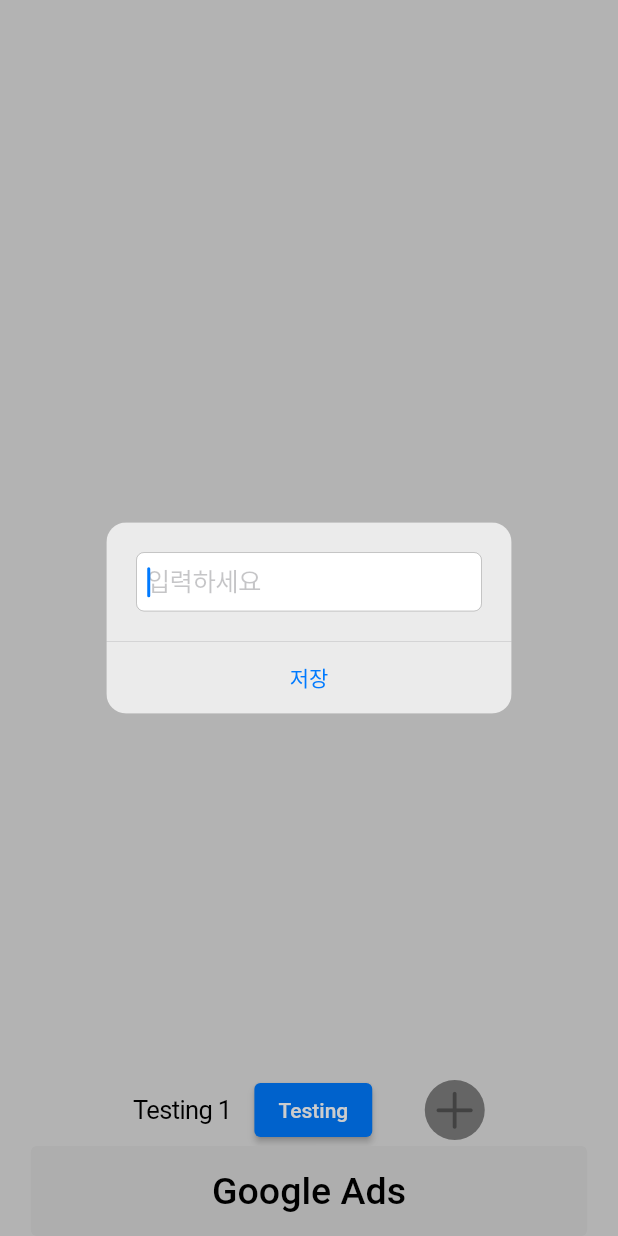
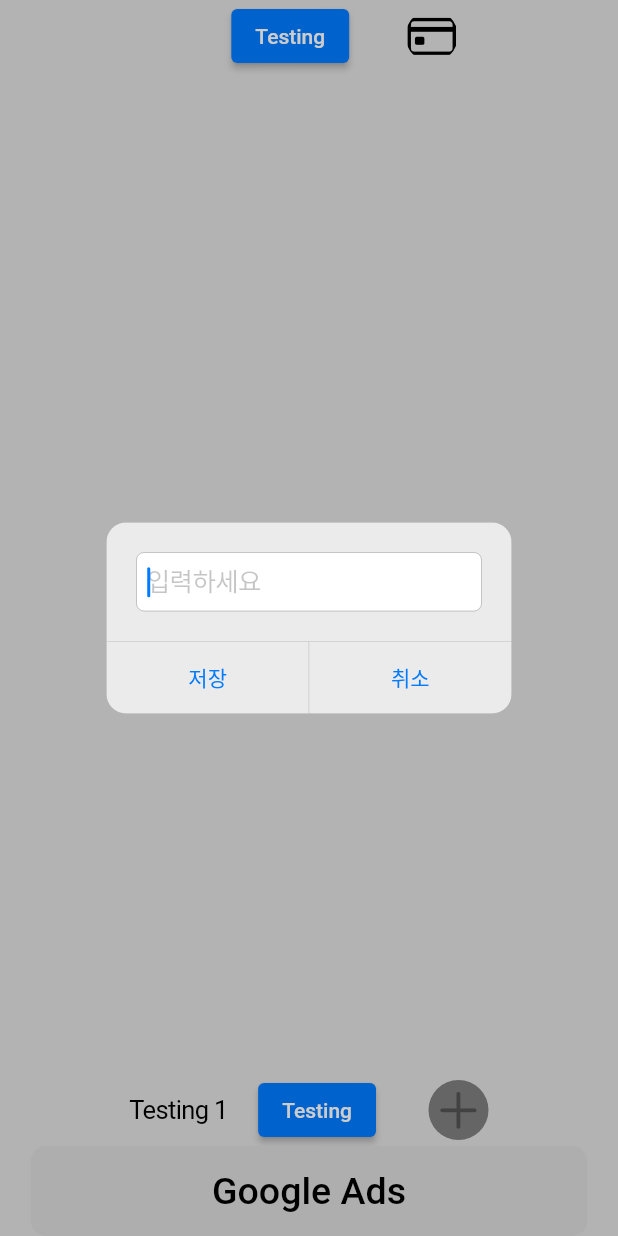
Before and after one commit to GeonwooVincentKim/daily_expanditure_0131, a Flutter app: the screen it shows after launch, after a tap on an icon or button, on a phone screen of 412 x 824 dp. Run offline on Flutter 3.47's test engine with Material 2 defaults, Android fonts, the phone set to English and light mode, and no system bars; our stand-ins replace flutter_slidable.

Commit message:
[Feature] - Implementing top bar

```diff
--- a/lib/screens/home.dart
+++ b/lib/screens/home.dart
@@ -1,7 +1,9 @@
 import 'package:daily_expanditure_0131/shared/style.dart';
-import 'package:daily_expanditure_0131/widgets/custom_alert_dialog_box.dart';
+import 'package:daily_expanditure_0131/widgets/custom/column_row/custom_row.dart';
+import 'package:daily_expanditure_0131/widgets/custom/custom_alert_dialog_box.dart';
+import 'package:daily_expanditure_0131/widgets/custom/custom_circle_avatar.dart';
+import 'package:daily_expanditure_0131/widgets/custom/custom_elevated_button.dart';
 import 'package:daily_expanditure_0131/widgets/daily_expanditure_tile.dart';
-import 'package:daily_expanditure_0131/widgets/my_floating_action_button.dart';
 import 'package:flutter/cupertino.dart';
 import 'package:flutter/material.dart';
 
@@ -19,6 +21,107 @@ class _HomePageState extends State<HomePage> {
 
   int sum = 0;
 
+
+  @override
+  Widget build(BuildContext context) {
+    return CupertinoPageScaffold(
+      backgroundColor: Colors.grey[300],
+      child: Column(
+        children: [
+          _widgetTargetAmount(),
+
+          Expanded(
+            child: ListView.builder(
+              shrinkWrap: true,
+              itemCount: moneyList.length,
+              itemBuilder: (context, index) {
+                return DailyExpanditureTile(
+                  elementName: moneyList[index][0],
+                  elementIncluded: moneyList[index][1],
+                  settingsTapped: (context) => openExpandSettings(index),
+                  deleteTapped: (context) => deleteExpand(index),
+                );
+              },
+            ),
+          ),
+          Expanded(
+            child: Align(
+              alignment: Alignment.bottomCenter,
+              child: Column(
+                mainAxisAlignment: MainAxisAlignment.end,
+                children: [
+                  _widgetDailyOutlays(),
+                  CustomElevatedButton(getValue: "Google Ads", customFixedSize: Size(MediaQuery.of(context).size.width * 0.9, 60))
+                  // _widgetGoogleAds(context)
+                ],
+              ),
+            ),
+          )
+        ],
+      ),
+    );
+  }
+
+  CustomRow _widgetTargetAmount() {
+    return CustomRow(
+      children: [
+        const SizedBox(width: 50),
+
+        ElevatedButton(
+          onPressed: () => false,
+          child: const Text("Testing"),
+        ),
+
+        const SizedBox(width:35),
+        GestureDetector(
+          onTap: () {
+            createNewExpanditure();
+          },
+          child: const CustomCircleAvatar(backgroundColor: transparentColor, icon: CupertinoIcons.creditcard, iconColor: buttonTextColor, size: 35),
+        )
+      ],
+    );
+  }
+
+  CustomElevatedButton _widgetGoogleAds(BuildContext context) {
+    // return ElevatedButton(
+    //   style: ElevatedButton.styleFrom(
+    //     elevation: 0,
+    //     fixedSize: Size(MediaQuery.of(context).size.width * 0.9, 60),
+    //     backgroundColor: buttonColor,
+    //     shadowColor: transparentColor,
+    //   ).copyWith(
+    //     overlayColor: MaterialStateProperty.resolveWith((states) => states.contains(MaterialState.pressed) ? null : buttonColor),
+    //     elevation: const MaterialStatePropertyAll(0),
+    //   ),
+    //   child: const Text("Google Ads", style: TextStyle(color: buttonTextColor, fontSize: 25),),
+    //   onPressed: () => false
+    // );
+    return CustomElevatedButton(getValue: "Google Ads", customFixedSize: Size(MediaQuery.of(context).size.width * 0.9, 60));
+  }
+
+  CustomRow _widgetDailyOutlays() {
+    return CustomRow(
+      children: [
+        const Text("Testing 1"),
+        const SizedBox(width: 20),
+
+        ElevatedButton(
+          onPressed: () => false,
+          child: const Text("Testing"),
+        ),
+
+        const SizedBox(width: 35),
+        GestureDetector(
+          onTap: () {
+            createNewExpanditure();
+          },
+          child: const CustomCircleAvatar(backgroundColor: swipeIconColor, icon: CupertinoIcons.plus, iconColor: plusIconColor, size: 35)
+        )
+      ],
+    );
+  }
+
   void createNewExpanditure() {
     showCupertinoDialog(
       context: context,
@@ -31,118 +134,10 @@ class _HomePageState extends State<HomePage> {
         );
       }
     );
-    // showDialog(
-    //   context: context,
-    //   builder: (BuildContext context) {
-    //     return CustomAlertDialogBox(
-    //       controller: _newMoneyElementController,
-    //       hintText: "입력하세요",
-    //       onSave: saveNewExpand,
-    //       onCancel: cancelDialogBox,
-    //     );
-    //   }
-    // );
-  }
-
-  @override
-  Widget build(BuildContext context) {
-    return CupertinoPageScaffold(
-      backgroundColor: Colors.grey[300],
-      child: Column(
-        children: [
-          ListView.builder(
-            shrinkWrap: true,
-            physics: const NeverScrollableScrollPhysics(),
-            itemCount: moneyList.length,
-            itemBuilder: (context, index) {
-              return DailyExpanditureTile(
-                elementName: moneyList[index][0],
-                elementIncluded: moneyList[index][1],
-                settingsTapped: (context) => openExpandSettings(index),
-                deleteTapped: (context) => deleteExpand(index),
-              );
-            },
-          ),
-          Expanded(
-            child: Align(
-              alignment: Alignment.bottomCenter,
-              child: Column(
-                mainAxisAlignment: MainAxisAlignment.end,
-                children: [
-                  _widgetDailyOutlays(),
-                  _widgetGoogleAds(context)
-                ],
-              ),
-            ),
-          )
-        ],
-      ),
-    );
-  }
-
-  ElevatedButton _widgetGoogleAds(BuildContext context) {
-    return ElevatedButton(
-      style: ElevatedButton.styleFrom(
-        elevation: 0,
-        fixedSize: Size(MediaQuery.of(context).size.width * 0.9, 60),
-        backgroundColor: buttonColor,
-        shadowColor: transparentColor,
-      ).copyWith(
-        overlayColor: MaterialStateProperty.resolveWith((states) => states.contains(MaterialState.pressed) ? null : buttonColor),
-        elevation: const MaterialStatePropertyAll(0),
-      ),
-      child: const Text("Google Ads", style: TextStyle(color: buttonTextColor, fontSize: 25),),
-      onPressed: () => false
-    );
-  }
-
-  Row _widgetDailyOutlays() {
-    return Row(
-      mainAxisAlignment: MainAxisAlignment.center,
-      children: [
-        const Text("Testing 1"),
-        const SizedBox(width:15),
-
-        ElevatedButton(
-          onPressed: () => false,
-          child: const Text("Testing"),
-        ),
-
-        const SizedBox(width:35),
-        GestureDetector(
-          onTap: () {
-            createNewExpanditure();
-          },
-          child: const CircleAvatar(
-            radius: 20,
-            backgroundColor: swipeIconColor,
-            child: ClipOval(
-              child: Icon(CupertinoIcons.plus, color: plusIconColor, size: 35)
-            ),
-          )
-        )
-      ],
-    );
-  }
-
-  void saveNewExpand() {
-    setState(() {
-      moneyList.add([_newMoneyElementController.text, false]);
-    });
-
-    _newMoneyElementController.clear();
-
-    Navigator.of(context).pop();
-  }
-
-  void cancelDialogBox() {
-    _newMoneyElementController.clear();
-
-    Navigator.of(context).pop();
   }
 
   void openExpandSettings(int index) {
-    showDialog(
+    showCupertinoDialog(
       context: context,
       builder: (BuildContext context) {
         return CustomAlertDialogBox(
@@ -153,6 +148,15 @@ class _HomePageState extends State<HomePage> {
         );
       }
     );
+  }
+
+  void saveNewExpand() {
+    setState(() {
+      moneyList.add([_newMoneyElementController.text, false]);
+    });
+
+    _newMoneyElementController.clear();
+    Navigator.of(context).pop();
   }
 
   void saveExistingExpand(int index) {
@@ -169,4 +173,9 @@ class _HomePageState extends State<HomePage> {
       moneyList.removeAt(index);
     });
   }
+
+  void cancelDialogBox() {
+    _newMoneyElementController.clear();
+    Navigator.of(context).pop();
+  }
 }
--- /dev/null
+++ b/lib/widgets/custom/column_row/custom_row.dart
@@ -0,0 +1,14 @@
+import 'package:flutter/cupertino.dart';
+
+class CustomRow extends StatelessWidget {
+  final List<Widget> children;
+  const CustomRow({super.key, required this.children});
+
+  @override
+  Widget build(BuildContext context) {
+    return Row(
+      mainAxisAlignment: MainAxisAlignment.center,
+      children: children
+    );
+  }
+}
--- a/lib/widgets/custom_alert_dialog_box.dart
+++ b/lib/widgets/custom/custom_alert_dialog_box.dart
@@ -29,6 +29,10 @@ class CustomAlertDialogBox extends StatelessWidget {
         TextButton(
           onPressed: onSave,
           child: const Text("저장")
+        ),
+        TextButton(
+          onPressed: onCancel,
+          child: const Text("취소"),
         )
       ],
     );
--- /dev/null
+++ b/lib/widgets/custom/custom_circle_avatar.dart
@@ -0,0 +1,23 @@
+import 'package:daily_expanditure_0131/shared/style.dart';
+import 'package:flutter/cupertino.dart';
+import 'package:flutter/material.dart';
+
+class CustomCircleAvatar extends StatelessWidget {
+  final Color backgroundColor;
+  final IconData icon;
+  final Color iconColor;
+  final double size;
+
+  const CustomCircleAvatar({super.key, required this.backgroundColor, required this.icon, required this.iconColor, required this.size});
+
+  @override
+  Widget build(BuildContext context) {
+    return CircleAvatar(
+      radius: 20,
+      backgroundColor: backgroundColor,
+      child: ClipOval(
+        child: Icon(icon, color: iconColor, size: size)
+      ),
+    );
+  }
+}
```
Also changed, not shown: lib/widgets/custom/custom_elevated_button.dart (renamed from lib/widgets/custom_elevated_button.dart).
